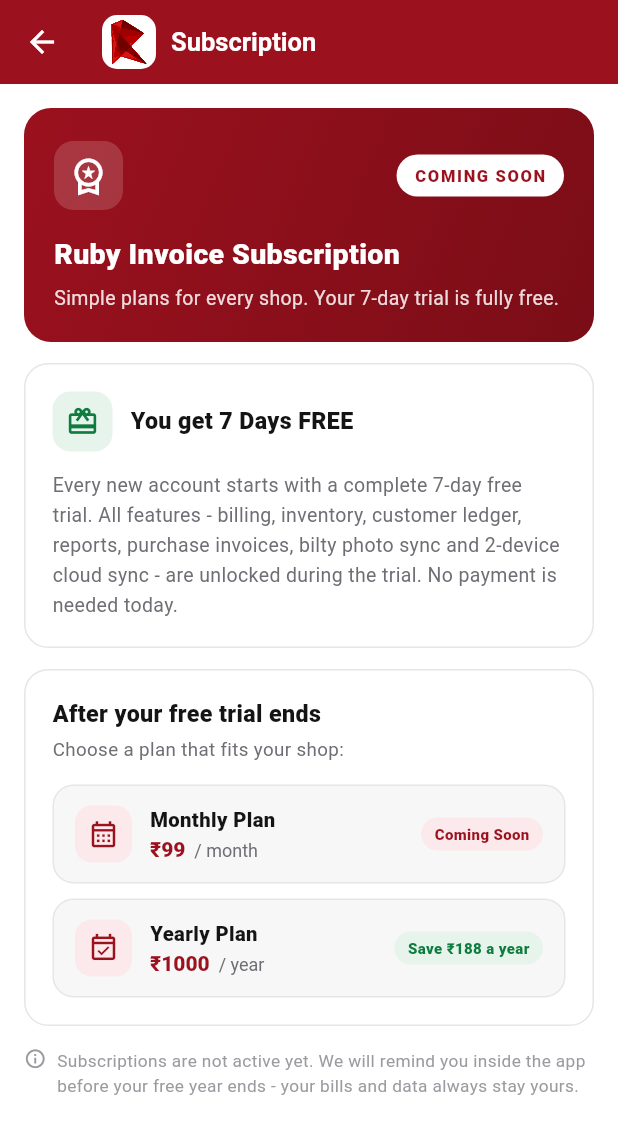
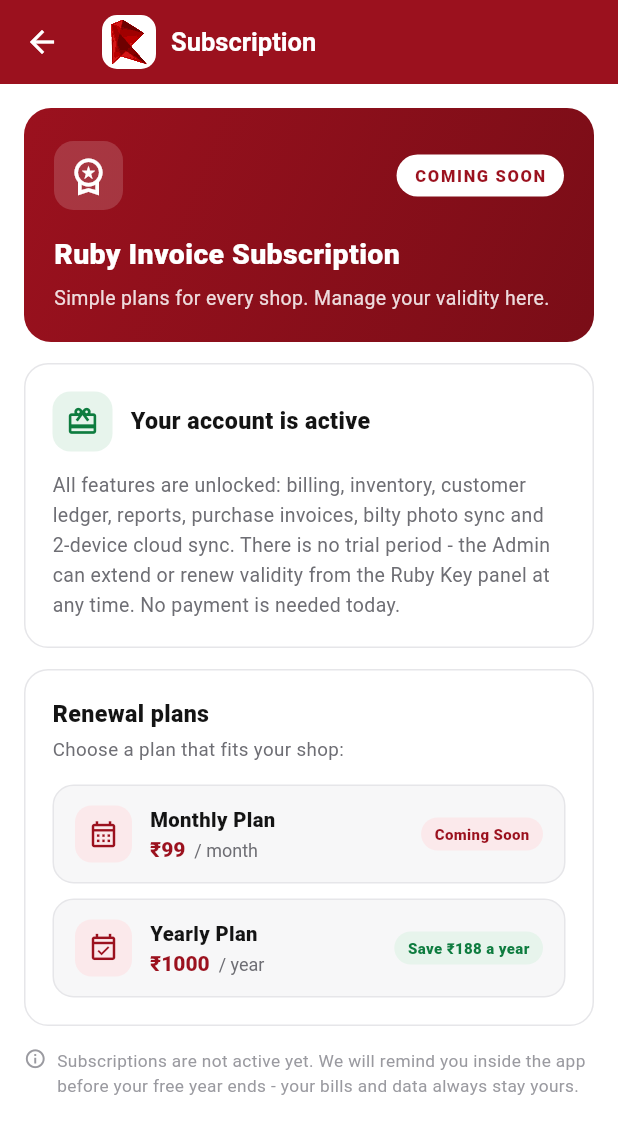
Before and after one commit to ahemadjuneja-stack/rub-invoice, a Flutter app: the SubscriptionScreen screen opened directly, on a phone screen of 412 x 824 dp. Shown: the top 1134 px of the screen. Run offline on Flutter 3.47's test engine with Material 3 defaults, Android fonts, the phone set to English and light mode, and no system bars; our stand-ins replace cloud_firestore, connectivity_plus, decimal, device_info_plus, file_picker, firebase_auth and 10 more; missing offline and left inert: firebase_app_check; accounts and stored records are empty.

Commit message:
v0.3.0 part 1: remove the 7-day trial + Ruby Key full-data support view
- Registration now creates plan 'free', no trial dates: an account is
  born usable and stays usable until the Admin (Ruby Key) blocks it or
  sets subscriptionEndDate / legacy expiryDate. trialStartDate/trialEndDate
  are kept ONLY to read legacy rows - they no longer affect access
  (AccountInfo.effectiveExpiry = subscriptionEndDate ?? expiryDate).
- firestore.rules v4: isExpired drops the trial branch; create accepts
  plan 'free' (+'trial' legacy) and no longer requires trialEndDate;
  shops/{uid} gains admin READ (Ruby Key support view - user ka sara
  data Ruby Key par) while WRITE stays strictly owner-only.
- Screens reworded: registration footnote, lock screen (expired),
  subscription screen ('Your account is active', renewal plans).
- Rules suite: 60/60 PASS on the Firestore+Storage emulators
  (incl. legacy trial-expired account stays usable, admin shop read
  allowed, admin shop write still denied).

```diff
--- a/lib/screens/auth/registration_screen.dart
+++ b/lib/screens/auth/registration_screen.dart
@@ -338,7 +338,8 @@ class _RegistrationScreenState extends State<RegistrationScreen> {
         const SizedBox(height: 10),
         Text(
           fbReady
-              ? 'New accounts start with a FREE 7-day trial. 2 devices max.'
+              ? 'Registration completes instantly - no trial period. '
+                  'The Admin can manage your account any time. 2 devices max.'
               : 'Offline mode: registration stays on this phone only.',
           textAlign: TextAlign.center,
           style: const TextStyle(fontSize: 11.5, height: 1.45, color: Ruby.faint),
--- a/lib/screens/lock/access_locked_screen.dart
+++ b/lib/screens/lock/access_locked_screen.dart
@@ -39,7 +39,7 @@ class AccessLockedScreen extends StatelessWidget {
   String get _message {
     switch (reason) {
       case AccessState.expired:
-        return 'Your free trial / subscription is over. '
+        return 'Your subscription validity is over. '
             'Contact the Admin to renew - the app unlocks the moment '
             'validity is extended.\n\n'
             'Your bills, ledger and inventory are safe and will be '
--- a/lib/screens/settings/subscription_screen.dart
+++ b/lib/screens/settings/subscription_screen.dart
@@ -90,7 +90,7 @@ class SubscriptionScreen extends StatelessWidget {
           ),
           const SizedBox(height: 6),
           Text(
-            'Simple plans for every shop. Your 7-day trial is fully free.',
+            'Simple plans for every shop. Manage your validity here.',
             style: TextStyle(
               fontSize: 13,
               height: 1.45,
@@ -102,7 +102,7 @@ class SubscriptionScreen extends StatelessWidget {
     );
   }
 
-  // ---------------- free trial ----------------
+  // ---------------- account status ----------------
 
   Widget _freeYearCard() {
     return _whiteCard(
@@ -124,7 +124,7 @@ class SubscriptionScreen extends StatelessWidget {
               const SizedBox(width: 12),
               const Expanded(
                 child: Text(
-                  'You get 7 Days FREE',
+                  'Your account is active',
                   style: TextStyle(
                       fontSize: 15.5,
                       fontWeight: FontWeight.w800,
@@ -135,10 +135,11 @@ class SubscriptionScreen extends StatelessWidget {
           ),
           const SizedBox(height: 12),
           const Text(
-            'Every new account starts with a complete 7-day free trial. '
-            'All features - billing, inventory, customer ledger, reports, '
-            'purchase invoices, bilty photo sync and 2-device cloud sync - '
-            'are unlocked during the trial. No payment is needed today.',
+            'All features are unlocked: billing, inventory, customer '
+            'ledger, reports, purchase invoices, bilty photo sync and '
+            '2-device cloud sync. There is no trial period - the Admin '
+            'can extend or renew validity from the Ruby Key panel at '
+            'any time. No payment is needed today.',
             style: TextStyle(
                 fontSize: 13, height: 1.55, color: Ruby.muted),
           ),
@@ -155,7 +156,7 @@ class SubscriptionScreen extends StatelessWidget {
         crossAxisAlignment: CrossAxisAlignment.start,
         children: [
           const Text(
-            'After your free trial ends',
+            'Renewal plans',
             style: TextStyle(
                 fontSize: 15.5,
                 fontWeight: FontWeight.w800,
--- a/lib/services/access_service.dart
+++ b/lib/services/access_service.dart
@@ -20,8 +20,10 @@ import 'remote_config.dart';
 ///   pinHash/pinSalt   -> salted SHA-256 of the 4-digit Quick PIN
 ///                        (NEVER the plain PIN)
 ///   status            -> "pending" | "active" | "blocked"
-///   plan              -> "trial" (7 days) | "paid" | '' (legacy)
-///   trialStartDate/trialEndDate -> the 7-day free trial window
+///   plan              -> "free" | "paid" | "trial" (legacy) | '' (legacy)
+///   trialStartDate/trialEndDate -> legacy trial window (READ-ONLY since
+///                        v0.3.0 - the 7-day trial system was removed;
+///                        these fields no longer affect access at all)
 ///   subscriptionEndDate -> set by the Admin / Ruby Key (or Razorpay later)
 ///   expiryDate        -> legacy field; still honoured for old accounts
 ///   maxDevices        -> default 2
@@ -89,9 +91,13 @@ class AccessService {
   /// the account is born "active" so the owner walks straight in (no
   /// waiting screen); the Admin can still kill-switch it later. With the
   /// flag OFF it is born "pending" and waits for manual admin approval.
-  /// Login is Google-based (Gmail), no SMS. New accounts get the 7-day
-  /// FREE TRIAL (plan = "trial"); the Admin / Ruby Key extends validity
-  /// by setting subscriptionEndDate (Razorpay writes the same field).
+  /// Login is Google-based (Gmail), no SMS.
+  ///
+  /// v0.3.0: NO 7-day trial anymore - a new account is born usable and
+  /// stays usable until the Admin (Ruby Key) blocks it or sets an end
+  /// date (subscriptionEndDate / expiryDate). The old trial fields are
+  /// kept only for reading legacy accounts; they no longer decide
+  /// anything.
   /// If a doc already exists (2nd device / reinstall) the MASTER COPY in
   /// Firestore wins and the local PIN is imported from it, so the same
   /// account works on both devices with the same Quick PIN.
@@ -120,8 +126,8 @@ class AccessService {
     }
 
     final auto = RemoteConfigService.instance.config.value.autoApprove;
-    final now = DateTime.now();
-    // 7-day free trial, 2 devices max - exactly the access spec.
+    // v0.3.0: no 7-day trial - the account is usable immediately. Only
+    // the Admin (Ruby Key) can block it or set an end date later.
     final info = AccountInfo(
       uid: uid,
       businessName: businessName.trim(),
@@ -132,9 +138,9 @@ class AccessService {
       address: address.trim(),
       gst: gst.trim(),
       status: auto ? 'active' : 'pending',
-      plan: 'trial',
-      trialStartDate: now.millisecondsSinceEpoch,
-      trialEndDate: now.add(const Duration(days: 7)),
+      plan: 'free',
+      trialStartDate: 0,
+      trialEndDate: null,
       expiryDate: null,
       maxDevices: 2,
       registeredDevices: [devId],
@@ -464,13 +470,13 @@ class AccountInfo {
     this.pinSalt = '',
   }) : deviceModels = deviceModels ?? <String, String>{};
 
-  /// The access spec: status == "active" AND the newest of
-  /// subscriptionEndDate / trialEndDate / legacy expiryDate has not
+  /// The access spec (v0.3.0): status == "active" AND the admin-set
+  /// validity (subscriptionEndDate, or the legacy expiryDate) has not
   /// passed AND this device is one of the (max 2) approved devices.
+  /// trialEndDate is deliberately IGNORED - the 7-day trial system was
+  /// removed; old accounts with a long-past trialEndDate stay usable.
   DateTime? get effectiveExpiry {
-    return subscriptionEndDate ??
-        (plan == 'trial' ? trialEndDate : null) ??
-        expiryDate;
+    return subscriptionEndDate ?? expiryDate;
   }
 
   factory AccountInfo.fromMap(String uid, Map<String, dynamic> m) {
```
Also changed, not shown: 2 other files.
